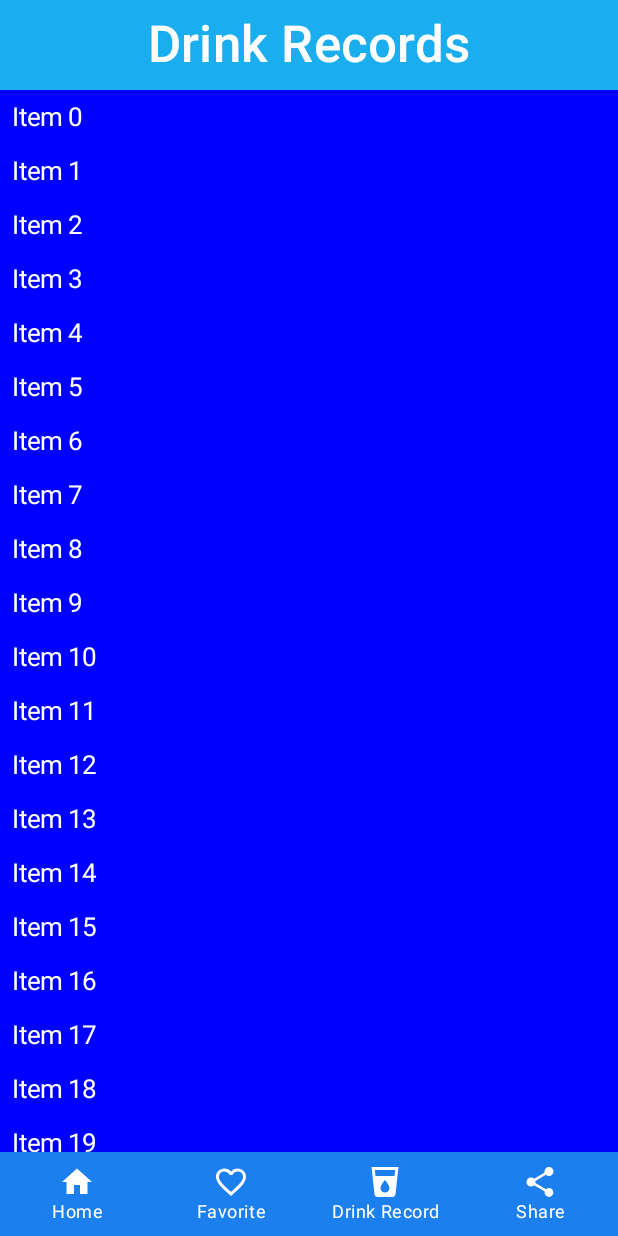
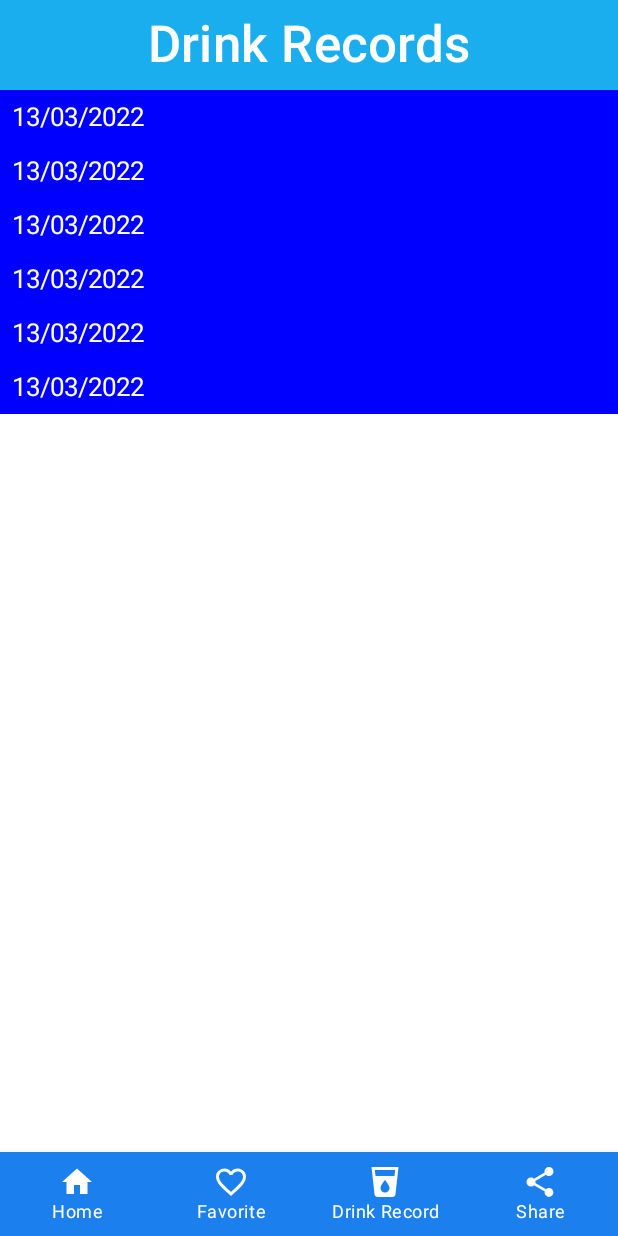
Before and after one commit to Abhi6921/elderly-fluid-intake-app, an Android app built with Jetpack Compose: the screen it shows after launch (MainActivity), item 3 of the bottom bar chosen, on a phone screen of 412 x 824 dp. Run offline under Robolectric (Android 15) with nearby library versions, the phone set to English and light mode, and no system bars.

Commit message:
updated the records page user interface

```diff
--- a/app/src/main/java/nl/narvekar/abhishek/omring_fluid_intake_app/data/DrinkRecord.kt
+++ b/app/src/main/java/nl/narvekar/abhishek/omring_fluid_intake_app/data/DrinkRecord.kt
@@ -2,106 +2,21 @@ package nl.narvekar.abhishek.omring_fluid_intake_app.data
 
 import java.util.Objects
 
-data class DrinkRecord (
-    val question: String,
-    val answer: String
+data class DrinkDate (
+    val dateTime: String,
+    val drinkRecord: DrinkRecord
 )
 
-val Allitems = arrayListOf(
-    DrinkRecord(
-        "Item 0",
-        "Lorem ipsum dolor sit amet, consectetur adipiscing elit, sed do eiusmod tempor incididunt ut labore et dolore magna aliqua. Ut enim ad minim veniam, quis nostrud exercitation ullamco laboris nisi ut aliquip ex ea commodo consequat."
-    ),
-    DrinkRecord(
-            "Item 1",
-            "Lorem ipsum dolor sit amet, consectetur adipiscing elit, sed do eiusmod tempor incididunt ut labore et dolore magna aliqua. Ut enim ad minim veniam"
-    ),
-    DrinkRecord(
-        "Item 2",
-        "Lorem ipsum dolor sit amet, consectetur adipiscing elit, sed do eiusmod tempor incididunt ut labore et dolore magna aliqua. Ut enim ad minim veniam, quis nostrud exercitation ullamco laboris nisi ut"
-    ),
-    DrinkRecord(
-        "Item 3",
-        "Lorem ipsum dolor sit amet, consectetur adipiscing elit, sed do eiusmod tempor incididunt ut labore et dolore magna aliqua."
-    ),
-    DrinkRecord(
-        "Item 4",
-        "Lorem ipsum dolor sit amet, consectetur adipiscing elit, sed do eiusmod tempor incididunt ut labore et dolore magna aliqua. Ut enim ad minim veniam, quis nostrud exercitation ullamco laboris nisi ut aliquip ex ea commodo consequat."
-    ),
-    DrinkRecord(
-        "Item 5",
-        "Lorem ipsum dolor sit amet, consectetur adipiscing elit, sed do eiusmod tempor incididunt ut labore et dolore magna aliqua. Ut enim ad minim veniam, quis nostrud exercitation ullamco laboris nisi ut aliquip ex ea commodo consequat. Duis aute irure dolor in reprehenderit in voluptate velit esse cillum dolore eu fugiat nulla pariatur. Excepteur sint occaecat cupidatat non proident, sunt in culpa qui officia deserunt mollit anim id est laborum."
-    ),
-    DrinkRecord(
-        "Item 6",
-        "Lorem ipsum dolor sit amet, consectetur adipiscing elit, sed do eiusmod tempor incididunt ut labore et dolore magna aliqua. Ut enim ad minim veniam, quis nostrud exercitation ullamco laboris nisi ut aliquip ex ea commodo consequat."
-    ),
-    DrinkRecord(
-        "Item 7",
-        "Lorem ipsum dolor sit amet, consectetur adipiscing elit, sed do eiusmod tempor incididunt ut labore et dolore magna aliqua. Ut enim ad minim veniam"
-    ),
-    DrinkRecord(
-        "Item 8",
-        "Lorem ipsum dolor sit amet, consectetur adipiscing elit, sed do eiusmod tempor incididunt ut labore et dolore magna aliqua. Ut enim ad minim veniam, quis nostrud exercitation ullamco laboris nisi ut"
-    ),
-    DrinkRecord(
-        "Item 9",
-        "Lorem ipsum dolor sit amet, consectetur adipiscing elit, sed do eiusmod tempor incididunt ut labore et dolore magna aliqua."
-    ),
-    DrinkRecord(
-        "Item 10",
-        "Lorem ipsum dolor sit amet, consectetur adipiscing elit, sed do eiusmod tempor incididunt ut labore et dolore magna aliqua. Ut enim ad minim veniam, quis nostrud exercitation ullamco laboris nisi ut aliquip ex ea commodo consequat."
-    ),
-    DrinkRecord(
-        "Item 11",
-        "Lorem ipsum dolor sit amet, consectetur adipiscing elit, sed do eiusmod tempor incididunt ut labore et dolore magna aliqua. Ut enim ad minim veniam, quis nostrud exercitation ullamco laboris nisi ut aliquip ex ea commodo consequat. Duis aute irure dolor in reprehenderit in voluptate velit esse cillum dolore eu fugiat nulla pariatur. Excepteur sint occaecat cupidatat non proident, sunt in culpa qui officia deserunt mollit anim id est laborum."
-    ),
-    DrinkRecord(
-        "Item 12",
-        "Lorem ipsum dolor sit amet, consectetur adipiscing elit, sed do eiusmod tempor incididunt ut labore et dolore magna aliqua. Ut enim ad minim veniam, quis nostrud exercitation ullamco laboris nisi ut aliquip ex ea commodo consequat."
-    ),
-    DrinkRecord(
-        "Item 13",
-        "Lorem ipsum dolor sit amet, consectetur adipiscing elit, sed do eiusmod tempor incididunt ut labore et dolore magna aliqua. Ut enim ad minim veniam"
-    ),
-    DrinkRecord(
-        "Item 14",
-        "Lorem ipsum dolor sit amet, consectetur adipiscing elit, sed do eiusmod tempor incididunt ut labore et dolore magna aliqua. Ut enim ad minim veniam, quis nostrud exercitation ullamco laboris nisi ut"
-    ),
-    DrinkRecord(
-        "Item 15",
-        "Lorem ipsum dolor sit amet, consectetur adipiscing elit, sed do eiusmod tempor incididunt ut labore et dolore magna aliqua."
-    ),
-    DrinkRecord(
-        "Item 16",
-        "Lorem ipsum dolor sit amet, consectetur adipiscing elit, sed do eiusmod tempor incididunt ut labore et dolore magna aliqua. Ut enim ad minim veniam, quis nostrud exercitation ullamco laboris nisi ut aliquip ex ea commodo consequat."
-    ),
-    DrinkRecord(
-        "Item 17",
-        "Lorem ipsum dolor sit amet, consectetur adipiscing elit, sed do eiusmod tempor incididunt ut labore et dolore magna aliqua. Ut enim ad minim veniam, quis nostrud exercitation ullamco laboris nisi ut aliquip ex ea commodo consequat. Duis aute irure dolor in reprehenderit in voluptate velit esse cillum dolore eu fugiat nulla pariatur. Excepteur sint occaecat cupidatat non proident, sunt in culpa qui officia deserunt mollit anim id est laborum."
-    ),
-    DrinkRecord(
-        "Item 18",
-        "Lorem ipsum dolor sit amet, consectetur adipiscing elit, sed do eiusmod tempor incididunt ut labore et dolore magna aliqua. Ut enim ad minim veniam, quis nostrud exercitation ullamco laboris nisi ut aliquip ex ea commodo consequat."
-    ),
-    DrinkRecord(
-        "Item 19",
-        "Lorem ipsum dolor sit amet, consectetur adipiscing elit, sed do eiusmod tempor incididunt ut labore et dolore magna aliqua. Ut enim ad minim veniam"
-    ),
-    DrinkRecord(
-        "Item 20",
-        "Lorem ipsum dolor sit amet, consectetur adipiscing elit, sed do eiusmod tempor incididunt ut labore et dolore magna aliqua. Ut enim ad minim veniam, quis nostrud exercitation ullamco laboris nisi ut"
-    ),
-    DrinkRecord(
-        "Item 21",
-        "Lorem ipsum dolor sit amet, consectetur adipiscing elit, sed do eiusmod tempor incididunt ut labore et dolore magna aliqua."
-    ),
-    DrinkRecord(
-        "Item 22",
-        "Lorem ipsum dolor sit amet, consectetur adipiscing elit, sed do eiusmod tempor incididunt ut labore et dolore magna aliqua. Ut enim ad minim veniam, quis nostrud exercitation ullamco laboris nisi ut aliquip ex ea commodo consequat."
-    ),
-    DrinkRecord(
-        "Item 23",
-        "Lorem ipsum dolor sit amet, consectetur adipiscing elit, sed do eiusmod tempor incididunt ut labore et dolore magna aliqua. Ut enim ad minim veniam, quis nostrud exercitation ullamco laboris nisi ut aliquip ex ea commodo consequat. Duis aute irure dolor in reprehenderit in voluptate velit esse cillum dolore eu fugiat nulla pariatur. Excepteur sint occaecat cupidatat non proident, sunt in culpa qui officia deserunt mollit anim id est laborum."
-    ),
+data class DrinkRecord(
+    val time: String,
+    val drinkAmount: String
 )
+
+val AllDrinkDates = arrayListOf(
+    DrinkDate("13/03/2022", DrinkRecord("09:15", "100ml")),
+    DrinkDate("13/03/2022", DrinkRecord("09:15", "100ml")),
+    DrinkDate("13/03/2022", DrinkRecord("10:15", "150ml")),
+    DrinkDate("13/03/2022", DrinkRecord("11:15", "200ml")),
+    DrinkDate("13/03/2022", DrinkRecord("12:15", "100ml")),
+    DrinkDate("13/03/2022", DrinkRecord("13:15", "150ml"))
+)
--- a/app/src/main/java/nl/narvekar/abhishek/omring_fluid_intake_app/userInterface/dashboard/components/CustomCircularProgressBar.kt
+++ b/app/src/main/java/nl/narvekar/abhishek/omring_fluid_intake_app/userInterface/dashboard/components/CustomCircularProgressBar.kt
@@ -9,6 +9,8 @@ import androidx.compose.material.Text
 import androidx.compose.runtime.*
 import androidx.compose.ui.Alignment
 import androidx.compose.ui.Modifier
+import androidx.compose.ui.geometry.Offset
+import androidx.compose.ui.graphics.Brush
 import androidx.compose.ui.graphics.Color
 import androidx.compose.ui.graphics.StrokeCap
 import androidx.compose.ui.graphics.drawscope.Stroke
@@ -48,6 +50,15 @@ fun CircularProgressBar(
         modifier = Modifier.size(radius * 2f)
     ) {
         Canvas(modifier = Modifier.size(radius * 2f)) {
+            drawCircle(
+                brush = Brush.radialGradient(
+                    colors = listOf(Color.LightGray, Color.White),
+                    center = Offset(x = this.size.width / 2, y = this.size.height / 2),
+                    radius = this.size.height / 2
+                ),
+                radius = this.size.height / 2,
+                center = Offset(x = this.size.width / 2, y = this.size.height / 2)
+            )
             drawArc(
                 color = color,
                 -90f,
--- a/app/src/main/java/nl/narvekar/abhishek/omring_fluid_intake_app/viewModel/CardListViewModel.kt
+++ b/app/src/main/java/nl/narvekar/abhishek/omring_fluid_intake_app/viewModel/CardListViewModel.kt
@@ -8,7 +8,8 @@ import kotlinx.coroutines.flow.MutableStateFlow
 import kotlinx.coroutines.flow.StateFlow
 import kotlinx.coroutines.launch
 import kotlinx.coroutines.withContext
-import nl.narvekar.abhishek.omring_fluid_intake_app.data.Allitems
+import nl.narvekar.abhishek.omring_fluid_intake_app.data.AllDrinkDates
+import nl.narvekar.abhishek.omring_fluid_intake_app.data.DrinkDate
 import nl.narvekar.abhishek.omring_fluid_intake_app.data.DrinkRecord
 
 class CardListViewModel : ViewModel() {
@@ -19,17 +20,29 @@ class CardListViewModel : ViewModel() {
     private val itemIdsList = MutableStateFlow(listOf<Int>())
     val itemIds: StateFlow<List<Int>> get() = itemIdsList
 
+    private val dateItemList = MutableStateFlow(listOf<DrinkDate>())
+    val items1: StateFlow<List<DrinkDate>> get() = dateItemList
+
 
     // call getData() method in constructors so whenever screen appears we load the data
     init {
-        getData()
+        getAllDrinkDates()
+        //getAllDrinkRecords()
     }
 
-    // getting all the demo data change with value from api
-    private fun getData() {
+//    // getting all the demo data change with value from api
+//    private fun getAllDrinkRecords() {
+//        viewModelScope.launch {
+//            withContext(Dispatchers.Default) {
+//                itemsList.emit(AllDrinkRecords)
+//            }
+//        }
+//    }
+
+    private fun getAllDrinkDates() {
         viewModelScope.launch {
             withContext(Dispatchers.Default) {
-                itemsList.emit(Allitems)
+                dateItemList.emit(AllDrinkDates)
             }
         }
     }
```
Also changed, not shown: app/src/main/java/nl/narvekar/abhishek/omring_fluid_intake_app/userInterface/records/DrinkRecords.kt (+63 -47 lines).
